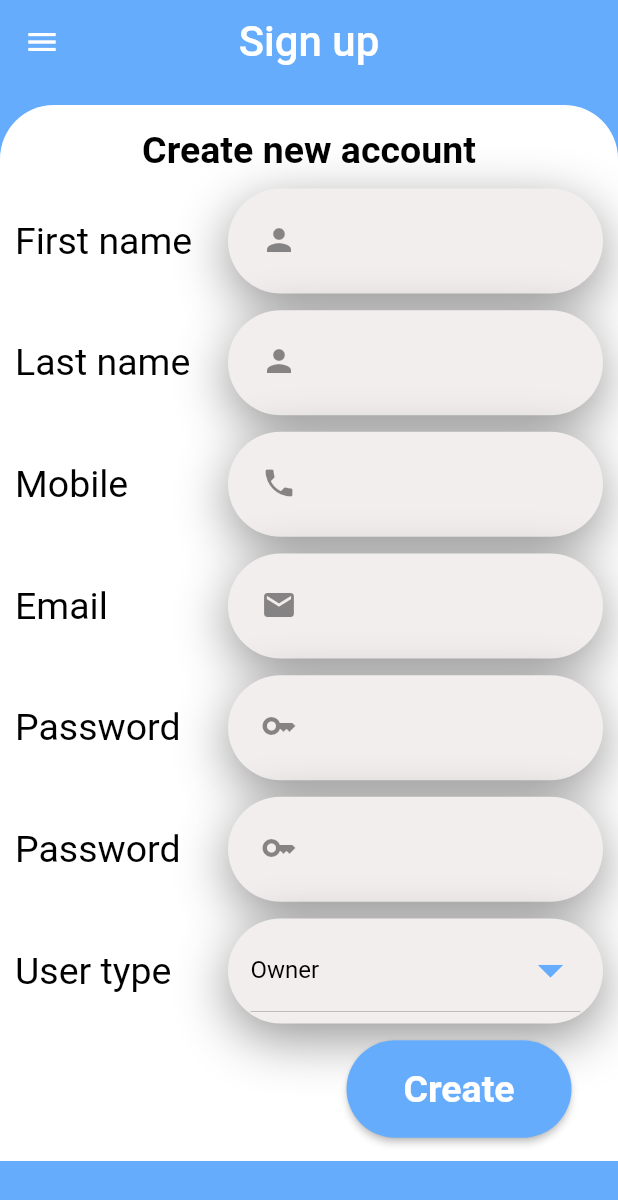
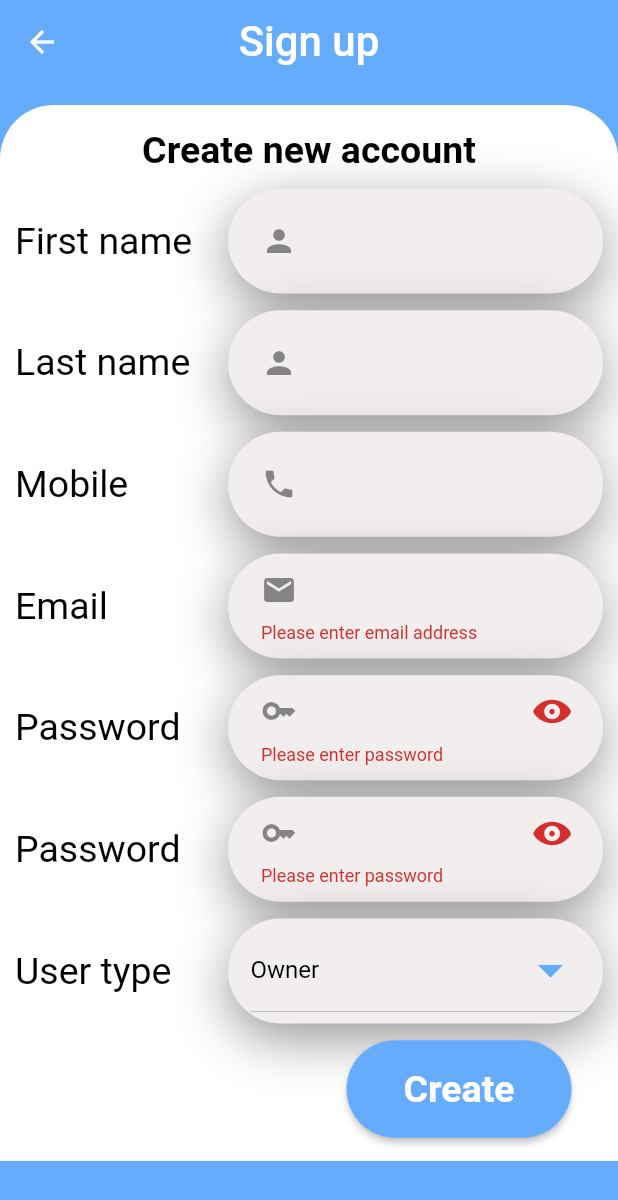
Before and after one commit to DAOUDsys/senior, a Flutter app: the NewAccount screen opened by its route, after a tap on "Create", on a phone screen of 412 x 824 dp. Shown: the top 1200 px of the screen. Run offline on Flutter 3.47's test engine with Material 2 defaults, Android fonts, the phone set to English and light mode, and no system bars; our stand-ins replace awesome_dialog, flutter_spinkit, flutter_svg, fluttertoast, shared_preferences, validators and 1 more; accounts and stored records are empty.

```diff
--- a/lib/components/my textfield/my_textfield.dart
+++ b/lib/components/my textfield/my_textfield.dart
@@ -2,12 +2,29 @@ part of '../../utils/imports/app_imports.dart';
 
 // ignore: must_be_immutable
 class MyTextField extends StatelessWidget {
-  MyTextField({Key? key, this.hint,this.prefixIcon,required this.width,required this.height,this.ispassword=false}) : super(key: key);
-  String? hint;
-  Icon? prefixIcon;
-  double width;
-  double height;
-  bool ispassword;
+  const MyTextField({Key? key,
+   required this.width,
+   required this.height,
+   this.hint,
+   this.prefixIcon,
+   this.initialValue,
+   this.type=TextInputType.text,
+   this.onPostIcon,
+   this.postIcon,
+   this.validError,
+   this.ispassword=false})
+   : super(key: key);
+
+  final String? initialValue;
+  final String? Function(String?)? validError;
+  final void Function()? onPostIcon;
+  final TextInputType type;
+  final String? hint;
+  final Icon? prefixIcon;
+  final IconData? postIcon;
+  final double width;
+  final double height;
+  final bool ispassword;
   @override
   Widget build(BuildContext context) {
     return Container(
@@ -24,15 +41,31 @@ class MyTextField extends StatelessWidget {
           )]
       ),
       //the main text filed
-      child: TextField(
+      child: TextFormField(
+
+        validator: validError,
+        initialValue: initialValue,
+        keyboardType: type,
         //font size that we type in the text filed
         style: const TextStyle(fontSize: 20,fontWeight: FontWeight.w400),
         //to show the password as dots
         obscureText: ispassword,
         decoration: InputDecoration(
-          hintText: hint,
-          hintStyle: const TextStyle(fontSize: 20,fontWeight: FontWeight.bold),
+          labelText: hint ?? "",
+          labelStyle: const TextStyle(fontSize: 20,fontWeight: FontWeight.bold),
+
+          enabledBorder: const OutlineInputBorder(
+            borderSide:BorderSide(color: Colors.transparent,width: 10)),
+          focusedBorder: const OutlineInputBorder(
+            borderSide:BorderSide(color: Colors.transparent)),
+
+          errorBorder: const OutlineInputBorder(
+            borderSide:BorderSide(color: Colors.transparent,width: 10)),
+          focusedErrorBorder: const OutlineInputBorder(
+            borderSide:BorderSide(color: Colors.transparent)),
+
           prefixIcon: prefixIcon,
+          suffixIcon: IconButton(onPressed: onPostIcon, icon: Icon(postIcon,size: 25,)),
           border: InputBorder.none,
         ),
       )
--- /dev/null
+++ b/lib/controllers/auth_controller.dart
@@ -0,0 +1,19 @@
+part of '../../utils/imports/app_imports.dart';
+
+// *********************** Icon Eye **************************
+class AuthController extends ChangeNotifier {
+  bool isShown = true;
+  IconData iconEye = AppIcons.showPass;
+
+  void changeIconShow(bool value) {
+    if(value) {
+      iconEye = AppIcons.noShowPass;
+      isShown = false;
+    }
+    else {
+      iconEye = AppIcons.showPass;
+      isShown = true;
+    }
+    notifyListeners();
+  }
+}
--- a/lib/main.dart
+++ b/lib/main.dart
@@ -1,10 +1,14 @@
 //import 'dart:async';
 import 'package:flutter/material.dart';
+import 'package:flutter/services.dart';
 import 'package:provider/provider.dart';
 import 'package:provider/single_child_widget.dart';
 import 'utils/imports/app_imports.dart';
 
 void main() {
+  SystemChrome.setSystemUIOverlayStyle(const SystemUiOverlayStyle(
+    statusBarColor: Colors.transparent,
+ ));
   runApp(const AppRestart(child: MyApp(),));
 }
 
@@ -14,6 +18,7 @@ class MyApp extends StatelessWidget {
       // all providers in the project
       ChangeNotifierProvider(create: (context) => ControllerTheme(),),
       ChangeNotifierProvider(create: (context) => ControllerApi(),),
+      ChangeNotifierProvider(create: (context) => AuthController()),
   ];
 
   // This widget is the root of your application.
--- a/lib/utils/const/app_icons.dart
+++ b/lib/utils/const/app_icons.dart
@@ -1,12 +1,15 @@
+import 'package:flutter/cupertino.dart';
+
 class AppIcons {
+  static const String logout = 'assets/logout.svg';
   static const String account = 'assets/account.svg';
-  static const String logout = 'assets/logout.svg';
-  static const String cart = 'assets/cart.svg';
   static const String information= 'assets/information.svg';
   static const String notification = 'assets/notification.svg';
   static const String data = 'assets/data.svg';
   static const String staff = 'assets/people.svg';
   static const String settings = 'assets/settings.svg';
-  static const String theme = 'assets/theme.svg';
+
+  static IconData showPass = CupertinoIcons.eye_fill;
+  static IconData noShowPass = CupertinoIcons.eye_slash_fill;
 
 }
--- a/lib/utils/imports/app_imports.dart
+++ b/lib/utils/imports/app_imports.dart
@@ -9,6 +9,7 @@ import 'dart:async';
 import 'dart:developer' as dev;
 import 'package:http/http.dart' as http;
 import 'dart:convert' as convert;
+import 'package:validators/validators.dart' as valid;
 // import 'package:intl/intl.dart';
 
 import 'package:flutter/scheduler.dart';
@@ -26,6 +27,7 @@ import 'package:webview_flutter/webview_flutter.dart';
 //screens
 part '../../views/test.dart';
 part '../../views/sign_in/sign_in.dart';
+part '../../views/sign_in/verify_email.dart';
 part '../../views/app_splash.dart';
 part '../../views/shelf list/shelf_list.dart';
 part '../../views/connection/connect.dart';
@@ -54,6 +56,7 @@ part '../../api/api.dart';
 // controllers
 part '../../controllers/api_controller.dart';
 part '../../controllers/theme_controller.dart';
+part '../../controllers/auth_controller.dart';
 //models
 part '../../model/accounts/model_account.dart';
 part '../../model/accounts/model_account_list.dart';
@@ -78,3 +81,5 @@ part '../../components/inner_page/inner_page_term.dart';
 part '../../components/loading/enum_loading.dart';
 part '../../components/my textfield/my_textfield.dart';
 part '../../components/custom-toast/toast.dart';
+part '../../components/my richtext/MyRichText.dart';
+part '../../utils/validators/app_validators.dart';
--- a/lib/utils/routes/app_routes.dart
+++ b/lib/utils/routes/app_routes.dart
@@ -4,6 +4,7 @@ class AppRoutes{
   static Map <String, WidgetBuilder> route = {
     "/":(context) => const PageSplash(),
     "/singin":(context) => SingIn(),
+    "/verifyCode":(context) => const VerifyCode(),
     "/test":(context) => const MyTest(),
     "/connect":(context) => const Connect(),
     "/staff":(context) => const StaffList(),
--- a/lib/utils/svg/app_svg.dart
+++ b/lib/utils/svg/app_svg.dart
@@ -6,10 +6,8 @@ class AppSvg {
   static SvgPicture account = SvgPicture.asset(AppIcons.account, width: 45,height: 45,color: AppThemeChoose.getModeLess()? AppColors.part_dark :AppColors.part_light,);
   static SvgPicture logout = SvgPicture.asset(AppIcons.logout, width: 45,height: 45,color: AppThemeChoose.getModeLess()? AppColors.part_dark :AppColors.part_light,);
   static SvgPicture settings = SvgPicture.asset(AppIcons.settings, width: 45,height: 45,color: AppThemeChoose.getModeLess()? AppColors.part_dark :AppColors.part_light,);
-  static SvgPicture cart = SvgPicture.asset(AppIcons.cart, width: 45,height: 45,color: AppThemeChoose.getModeLess()? AppColors.part_dark :AppColors.part_light,);
   static SvgPicture data = SvgPicture.asset(AppIcons.data, width: 45,height: 45,color: AppThemeChoose.getModeLess()? AppColors.part_dark :AppColors.part_light,);
   static SvgPicture information = SvgPicture.asset(AppIcons.information, width: 45,height: 45,color: AppThemeChoose.getModeLess()? AppColors.part_dark :AppColors.part_light,);
   static SvgPicture notification = SvgPicture.asset(AppIcons.notification, width: 45,height: 45,color: AppThemeChoose.getModeLess()? AppColors.part_dark :AppColors.part_light,);
   static SvgPicture staff = SvgPicture.asset(AppIcons.staff, width: 45,height: 45,color: AppThemeChoose.getModeLess()? AppColors.part_dark :AppColors.part_light,);
-  static SvgPicture theme = SvgPicture.asset(AppIcons.theme, width: 45,height: 45,color: AppThemeChoose.getModeLess()? AppColors.part_dark :AppColors.part_light,);
 }
--- /dev/null
+++ b/lib/utils/validators/app_validators.dart
@@ -0,0 +1,38 @@
+part of '../imports/app_imports.dart';
+
+class AppValidators {
+
+  /// [isEmail] check email pattern
+  static String? isEmail(String? value) {
+    // trim => remove space from first and last indexes in string
+    if(value?.isEmpty ?? true) {
+      return "Please enter email address";
+    }
+    else if(!valid.isEmail(value!.trim())){
+      return 'Please enter a valid email address';
+    }
+    return null;
+  }
+  static String? isPass(String? value) {
+    // trim => remove space from first and last indexes in string
+    if(value?.isEmpty ?? true) {
+      return "Please enter password";
+    }
+    else if(!valid.isLength(value!.trim(),8,20)){
+      return 'password should be at least 8 characters';
+    }
+    return null;
+  }
+
+  static String? isDate(String? value) {
+    // trim => remove space from first and last indexes in string
+    if(value?.isEmpty ?? true) {
+      return "Please enter expire date";
+    }
+    else if(!valid.isDate(value!.trim())){
+      return 'Please enter a valid date format';
+    }
+    return null;
+  }
+
+}
--- a/lib/views/new account/create_account.dart
+++ b/lib/views/new account/create_account.dart
@@ -19,12 +19,14 @@ class _NewAccountState extends State<NewAccount> {
   void initState() {
     super.initState();
   }
-
+  static final GlobalKey<FormState> keyFrom = GlobalKey<FormState>();
   @override
   Widget build(BuildContext context) {
+    final AuthController auth =Provider.of<AuthController>(context);
+
     return Scaffold(
       // resizeToAvoidBottomInset : false,
-      drawer: const DrawerBody(),
+
       appBar: PreferredSize(
         preferredSize: const Size.fromHeight(70),
         child: AppBar(
@@ -51,50 +53,72 @@ class _NewAccountState extends State<NewAccount> {
             //  child: Padding(padding: const EdgeInsets.only(top: 30),
               child: Padding(
                 padding: const EdgeInsets.only(top:10,bottom: 10,left: 10,right: 10),
+                ///////////////// the form is here /////////////////////
+                child: Form(
+                  key: keyFrom,
                   child: Column(
                   mainAxisAlignment: MainAxisAlignment.spaceAround,
                   children: [
                     const Text("Create new account",style: TextStyle(fontSize: 25,fontWeight: FontWeight.bold),),
                   Row(
                   mainAxisAlignment: MainAxisAlignment.spaceBetween,
-                    children: [
-                      const Text("First name",style: TextStyle(fontSize: 25,fontWeight: FontWeight.w400),),
-                      MyTextField(height: 70,width: 250,prefixIcon: const Icon(Icons.person))
+                    children: const [
+                      Text("First name",style: TextStyle(fontSize: 25,fontWeight: FontWeight.w400),),
+                      MyTextField(height: 70,width: 250,prefixIcon: Icon(Icons.person))
                     ],
                   ),
                   Row(
                   mainAxisAlignment: MainAxisAlignment.spaceBetween,
-                    children: [
-                      const Text("Last name",style: TextStyle(fontSize: 25,fontWeight: FontWeight.w400),),
-                      MyTextField(height: 70,width: 250,prefixIcon: const Icon(Icons.person),)
+                    children: const [
+                      Text("Last name",style: TextStyle(fontSize: 25,fontWeight: FontWeight.w400),),
+                      MyTextField(height: 70,width: 250,prefixIcon: Icon(Icons.person),)
                     ],
                   ),
                   Row(
                   mainAxisAlignment: MainAxisAlignment.spaceBetween,
-                    children: [
-                      const Text("Mobile",style: TextStyle(fontSize: 25,fontWeight: FontWeight.w400),),
-                      MyTextField(height: 70,width: 250,prefixIcon: const Icon(Icons.phone),)
+                    children: const [
+                      Text("Mobile",style: TextStyle(fontSize: 25,fontWeight: FontWeight.w400),),
+                      MyTextField(height: 70,width: 250,
+                        prefixIcon: Icon(Icons.phone),
+                        type: TextInputType.phone,
+                        )
                     ],
                   ),
                   Row(
                   mainAxisAlignment: MainAxisAlignment.spaceBetween,
-                    children: [
-                      const Text("Email",style: TextStyle(fontSize: 25,fontWeight: FontWeight.w400),),
-                      MyTextField(height: 70,width: 250,prefixIcon: const Icon(Icons.email),)
+                    children: const [
+                      Text("Email",style: TextStyle(fontSize: 25,fontWeight: FontWeight.w400),),
+                      MyTextField(height: 70,width: 250,
+                      prefixIcon: Icon(Icons.email),
+                      type: TextInputType.emailAddress,
+                      validError: AppValidators.isEmail,
+                      )
                     ],
                   ),
                   Row(
                   mainAxisAlignment: MainAxisAlignment.spaceBetween,
                     children: [
                       const Text("Password",style: TextStyle(fontSize: 25,fontWeight: FontWeight.w400),),
-                      MyTextField(height: 70,width: 250,prefixIcon: const Icon(Icons.key),)
+                      MyTextField(height: 70,width: 250,
+                      prefixIcon: const Icon(Icons.key),
+                      ispassword: auth.isShown,
+                        postIcon: auth.iconEye,
+                        onPostIcon: () {auth.changeIconShow(auth.isShown);},
+                        validError: AppValidators.isPass,
+                      )
                     ],
                   ),
                   Row(
                   mainAxisAlignment: MainAxisAlignment.spaceBetween,
                     children: [
                       const Text("Password",style: TextStyle(fontSize: 25,fontWeight: FontWeight.w400),),
-                      MyTextField(height: 70,width: 250,prefixIcon: const Icon(Icons.key),)
+                      MyTextField(height: 70,width: 250,
+                      prefixIcon: const Icon(Icons.key),
+                      ispassword: auth.isShown,
+                        postIcon: auth.iconEye,
+                        onPostIcon: () {auth.changeIconShow(auth.isShown);},
+                        validError: AppValidators.isPass,
+                      )
                     ],
                   ),
                   Row(
@@ -115,6 +139,7 @@ class _NewAccountState extends State<NewAccount> {
                         ),
                         child: Padding(padding: const EdgeInsets.only(left: 15,right: 15,top: 10),
                         child:DropdownButton(
+
                             // the value that shown on list first
                             value: dropDownValue,
                             //the items the shown when click on button
@@ -143,17 +168,24 @@ class _NewAccountState extends State<NewAccount> {
                   ),
                   Padding(padding: const EdgeInsets.only(left: 200),
                   child: ElevatedButton(
-                    onPressed: (){},
+                    onPressed: (){
+                            if(keyFrom.currentState?.validate() ?? false) {
+
+                            }
+                            else {
+                              dev.log("error while login");
+                            }
+                            },
                     style: ElevatedButton.styleFrom(
                       fixedSize: const Size(150, 65),
                       shape: RoundedRectangleBorder(borderRadius: BorderRadius.circular(50)),
-
                     ),
                     child: const Text("Create",style: TextStyle(fontSize: 25,fontWeight: FontWeight.bold),),
                     )
                   )
+
                 ]),
-
+                ),
               )
 
 
--- a/lib/views/sign_in/sign_in.dart
+++ b/lib/views/sign_in/sign_in.dart
@@ -2,9 +2,11 @@ part of '../../utils/imports/app_imports.dart';
 
 // ignore: use_key_in_widget_constructors
 class SingIn extends StatelessWidget {
-
+  // global key for form
+   static final GlobalKey<FormState> keyFrom = GlobalKey<FormState>();
   @override
   Widget build(BuildContext context) {
+    final AuthController auth =Provider.of<AuthController>(context);
     return Scaffold(
       body:SingleChildScrollView(
        child: Container(
@@ -40,26 +42,51 @@ class SingIn extends StatelessWidget {
 
                   ),
                   child: Padding(
-
                     padding: const EdgeInsets.all(20),
-                    child: Column(
+                    ///////////////// the form is here /////////////////////
+                    child: Form(
+                      key: keyFrom,
+                      child: Column(
                       crossAxisAlignment: CrossAxisAlignment.start,
                       children: <Widget>[
                         const Padding(padding:  EdgeInsets.only(top: 40,left: 30,),
-                        child: Text("LOGIN", style: TextStyle(/*color: AppColors.white_dark,*/ fontSize: 30,fontWeight: FontWeight.bold ), ),
+                        child: Text("LOGIN", style: TextStyle(fontSize: 30,fontWeight: FontWeight.bold ), ),
                         ),
                         // padding between login text and password text box
                         const SizedBox(height: 70,),
                         //Container for user name text box
-                         MyTextField(width: 400, height: 70,prefixIcon: const Icon(Icons.person,size: 25,),hint: "User name",),
-                        const SizedBox(height: 25),
+
+
+                         const MyTextField(width: 400, height: 70,
+                         prefixIcon: Icon(Icons.person,size: 25,),
+                         hint: "User name",
+                         validError: AppValidators.isEmail,
+                         ),
+
+
+                         const SizedBox(height: 25),
+
+
                         //Container for password text box
-                        MyTextField(width: 400, height: 70,prefixIcon: const Icon(Icons.key,size: 25,),hint: "Password",ispassword: true,),
+                        MyTextField(width: 400, height: 70,
+                        prefixIcon: const Icon(Icons.key,size: 25,),
+                        hint: "Password",
+                        ispassword: auth.isShown,
+                        postIcon: auth.iconEye,
+                        onPostIcon: () {auth.changeIconShow(auth.isShown);},
+                        validError: AppValidators.isPass,
+                        ),
+
+
                         //padding between password text box and remember me box
-                        const SizedBox(height: 10,),
-                          const Padding(padding: EdgeInsets.only(top: 40,left: 20),
-
-                          child: Text("Remember me",style: TextStyle(fontWeight: FontWeight.bold, fontSize: 18), )
+                           Padding(padding: const EdgeInsets.only(top: 30,left: 10),
+                            child: TextButton(
+                              onPressed: () {Navigator.pushNamed(context, "/verifyCode");},
+                              child: const Text("Forget password?",
+                                style: TextStyle(
+                                  fontWeight: FontWeight.bold,
+                                  fontSize: 18,
+                                  decoration: TextDecoration.underline), )),
 
                         ),
 
@@ -71,12 +98,18 @@ class SingIn extends StatelessWidget {
                           width: 150,
 
                           child: ElevatedButton(
-                          onPressed: (){Navigator.pushNamed(context, "/test");},
-                          /*color: AppColors.part_dark,*/
+                          onPressed: (){
+                            if(keyFrom.currentState?.validate() ?? false) {
+
+                            }
+                            else {
+                              dev.log("error while login");
+                            }
+                            // Navigator.pushNamed(context, "/test");
+                            },
 
                           style: ElevatedButton.styleFrom(
                             shape: RoundedRectangleBorder(borderRadius: BorderRadius.circular(50))
-                            //padding: MaterialStateProperty.all<EdgeInsetsGeometry>(EdgeInsets.only(left: 200)),
                             ),
                           child: const Text("Login",style: TextStyle(fontSize: 25,fontWeight: FontWeight.w700),),
 
@@ -97,6 +130,7 @@ class SingIn extends StatelessWidget {
                       ],
                     ),
                     ),
+                    ),
               ),
 
               )
--- a/pubspec.yaml
+++ b/pubspec.yaml
@@ -52,8 +52,8 @@ dependencies:
   http: ^0.13.5
   #flutter toast
   fluttertoast: ^8.0.9
-  #date picker
-  syncfusion_flutter_datepicker: ^20.3.48
+  #validator
+  validators: ^3.0.0
 
 dev_dependencies:
   flutter_test:
```
Also changed, not shown: lib/components/cards/shelf_card.dart (+9 -16 lines), lib/components/my richtext/MyRichText.dart (added, +37 -0 lines), lib/views/edit shelf/shelf_settings.dart (+37 -19 lines), lib/views/sign_in/verify_email.dart (added, +103 -0 lines), pubspec.lock. Lines whose indentation alone changed are shown as unchanged.
